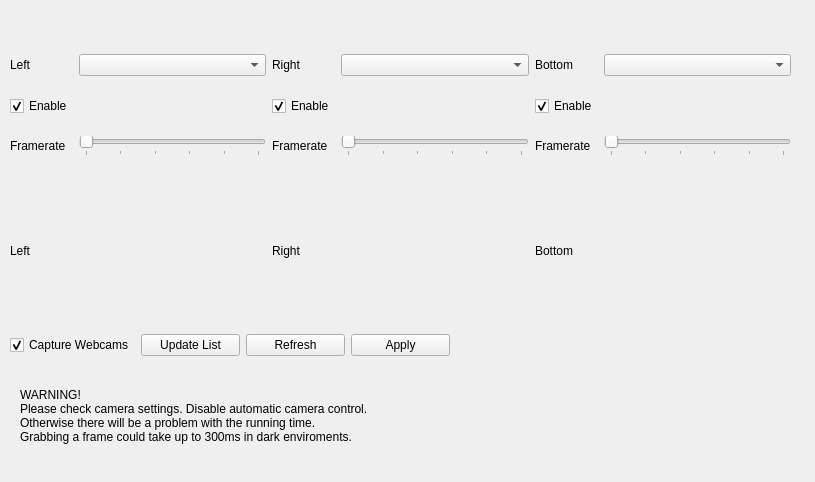
Old version of the form Hanse/Module_Webcams/form_webcams.ui in the repository iti-luebeck/HANSE2011.
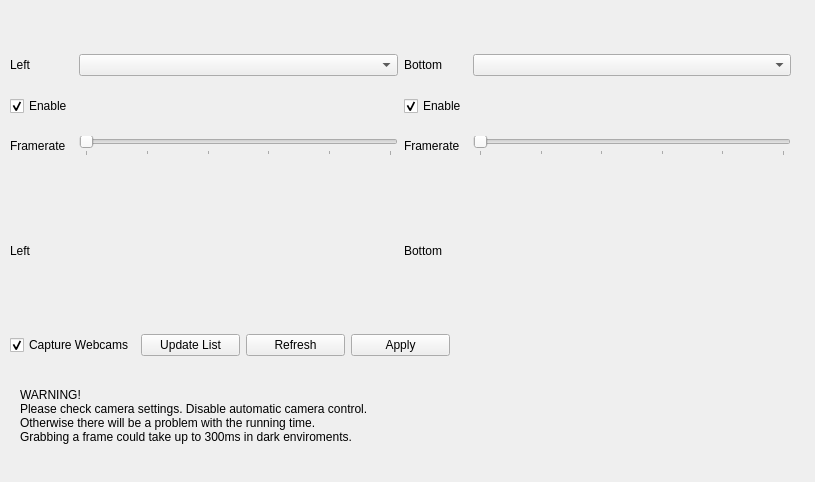
New version of the form.

Commit message: removed right cam. Unable to verify segfault

Diff of the .ui file:
```diff
--- a/Hanse/Module_Webcams/form_webcams.ui
+++ b/Hanse/Module_Webcams/form_webcams.ui
@@ -98,71 +98,13 @@
      </widget>
     </item>
     <item row="0" column="2">
-     <widget class="QLabel" name="label_2">
-      <property name="text">
-       <string>Right</string>
-      </property>
-     </widget>
-    </item>
-    <item row="1" column="2">
-     <widget class="QCheckBox" name="rightConnectCheckBox">
-      <property name="text">
-       <string>Enable</string>
-      </property>
-      <property name="checked">
-       <bool>true</bool>
-      </property>
-     </widget>
-    </item>
-    <item row="2" column="2">
-     <widget class="QLabel" name="rightFramerateLabel">
-      <property name="text">
-       <string>Framerate</string>
-      </property>
-     </widget>
-    </item>
-    <item row="2" column="3">
-     <widget class="QSlider" name="rightFrameRateSlider">
-      <property name="minimum">
-       <number>1</number>
-      </property>
-      <property name="maximum">
-       <number>6</number>
-      </property>
-      <property name="singleStep">
-       <number>1</number>
-      </property>
-      <property name="pageStep">
-       <number>1</number>
-      </property>
-      <property name="tracking">
-       <bool>true</bool>
-      </property>
-      <property name="orientation">
-       <enum>Qt::Horizontal</enum>
-      </property>
-      <property name="invertedAppearance">
-       <bool>false</bool>
-      </property>
-      <property name="invertedControls">
-       <bool>false</bool>
-      </property>
-      <property name="tickPosition">
-       <enum>QSlider::TicksBelow</enum>
-      </property>
-      <property name="tickInterval">
-       <number>1</number>
-      </property>
-     </widget>
-    </item>
-    <item row="0" column="4">
      <widget class="QLabel" name="label_3">
       <property name="text">
        <string>Bottom</string>
       </property>
      </widget>
     </item>
-    <item row="1" column="4">
+    <item row="1" column="2">
      <widget class="QCheckBox" name="bottomConnectCheckBox">
       <property name="text">
        <string>Enable</string>
@@ -172,14 +114,14 @@
       </property>
      </widget>
     </item>
-    <item row="2" column="4">
+    <item row="2" column="2">
      <widget class="QLabel" name="bottomFramerateLabel">
       <property name="text">
        <string>Framerate</string>
       </property>
      </widget>
     </item>
-    <item row="2" column="5">
+    <item row="2" column="3">
      <widget class="QSlider" name="bottomFrameRateSlider">
       <property name="minimum">
        <number>1</number>
@@ -217,9 +159,6 @@
      <widget class="QComboBox" name="leftBox"/>
     </item>
     <item row="0" column="3">
-     <widget class="QComboBox" name="rightBox"/>
-    </item>
-    <item row="0" column="5">
      <widget class="QComboBox" name="bottomBox"/>
     </item>
     <item row="1" column="1">
@@ -230,13 +169,6 @@
      </widget>
     </item>
     <item row="1" column="3">
-     <widget class="QLabel" name="rightErrorLabel">
-      <property name="text">
-       <string/>
-      </property>
-     </widget>
-    </item>
-    <item row="1" column="5">
      <widget class="QLabel" name="bottomErrorLabel">
       <property name="text">
        <string/>
@@ -308,16 +240,6 @@
       </property>
      </widget>
     </item>
-    <item>
-     <widget class="QLabel" name="rightLabel">
-      <property name="text">
-       <string>Right</string>
-      </property>
-      <property name="scaledContents">
-       <bool>true</bool>
-      </property>
-     </widget>
-    </item>
     <item>
      <widget class="QLabel" name="bottomLabel">
       <property name="text">
```
The commit also changes 2 other files.
